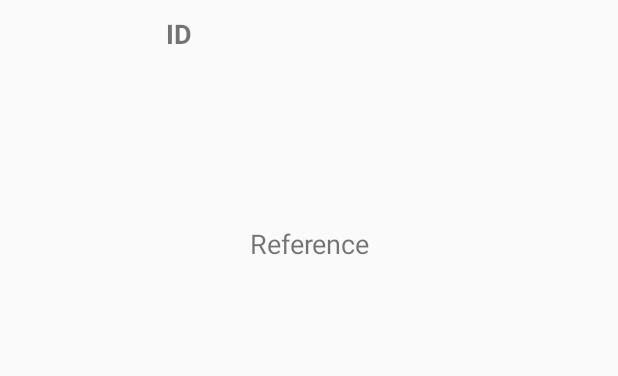
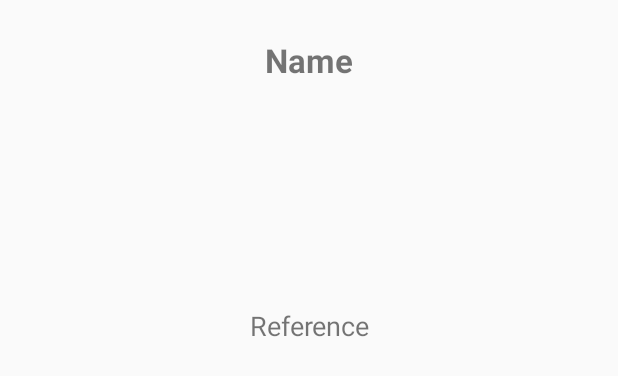
Before and after one commit to ashelyakin/products_information, an Android app: the layout activity_about.xml on its own in the app's theme, with its tools: preview values and no code run, on a phone screen of 412 x 824 dp. Shown: the top 376 px of the screen. Run offline under Robolectric (Android 15) with nearby library versions, the phone set to English and light mode, and no system bars.

Commit message:
Layout is modified

```diff
--- a/app/src/main/res/layout/activity_about.xml
+++ b/app/src/main/res/layout/activity_about.xml
@@ -1,5 +1,5 @@
 <?xml version="1.0" encoding="utf-8"?>
-<FrameLayout
+<LinearLayout
     xmlns:android="http://schemas.android.com/apk/res/android" android:layout_width="match_parent"
     android:layout_height="match_parent">
 
@@ -8,36 +8,20 @@
             android:layout_height="match_parent"
             android:orientation="vertical">
 
-        <FrameLayout
-            android:layout_width="match_parent"
-            android:layout_height="wrap_content">
                 <LinearLayout
                     android:layout_width="match_parent"
-                android:layout_height="wrap_content">
-
-                <ImageView
-                    android:id="@+id/item_image"
-                    android:layout_width="100dp"
-                    android:layout_height="100dp"
-                    android:layout_marginRight="10dip"
-                    android:layout_margin="5dp"/>
+                    android:layout_height="match_parent"
+                    android:orientation="vertical">
 
                         <TextView
                             android:id="@+id/item_name"
                             android:layout_width="match_parent"
                             android:layout_height="wrap_content"
-                    android:text="ID"
-                    android:textSize="18sp"
+                            android:text="Name"
+                            android:textSize="22sp"
                             android:textStyle="bold"
-                    android:layout_marginTop="10dp"/>
-
-
-
-            </LinearLayout>
-
-            <LinearLayout
-                android:layout_width="match_parent"
-                android:layout_height="wrap_content">
+                            android:gravity="center_horizontal"
+                            android:layout_marginTop="25dp"/>
 
                         <TextView
                             android:id="@+id/item_ref"
@@ -50,7 +34,13 @@
                             android:layout_marginRight="15dp"
                             android:layout_marginTop="150dp"/>
 
+                        <ImageView
+                            android:id="@+id/item_image"
+                            android:layout_width="250dp"
+                            android:layout_height="250dp"
+                            android:layout_marginTop="150dp"
+                            android:layout_gravity="center_horizontal"/>
+
                 </LinearLayout>
-        </FrameLayout>
         </ScrollView>
-</FrameLayout>
+</LinearLayout>
```
Also changed, not shown: app/src/main/java/com/example/products/AboutActivity.kt (+5 -3 lines), app/src/main/java/com/example/products/AboutDialog.kt (+4 -6 lines), app/src/main/java/com/example/products/DescriptionActivity.kt (+6 -3 lines), app/src/main/java/com/example/products/MainActivity.kt (+15 -17 lines), app/src/main/res/layout/activity_description.xml (+4 -4 lines), app/src/main/res/layout/list_item.xml (+4 -5 lines), 65 other files. Lines whose indentation alone changed are shown as unchanged.
